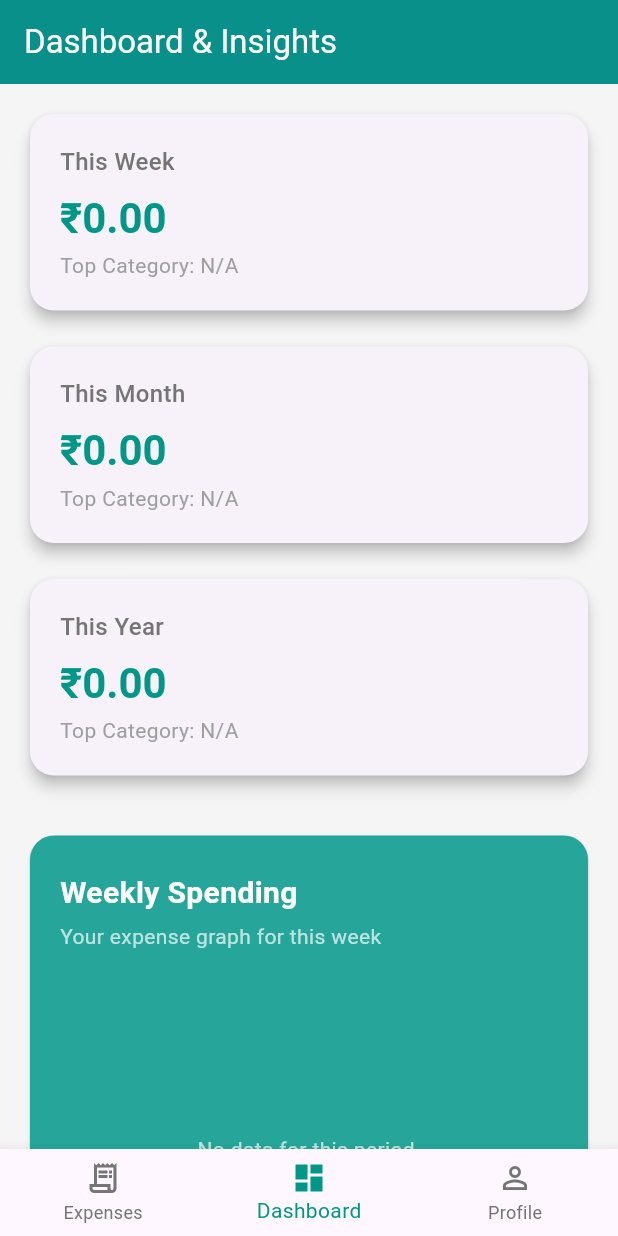
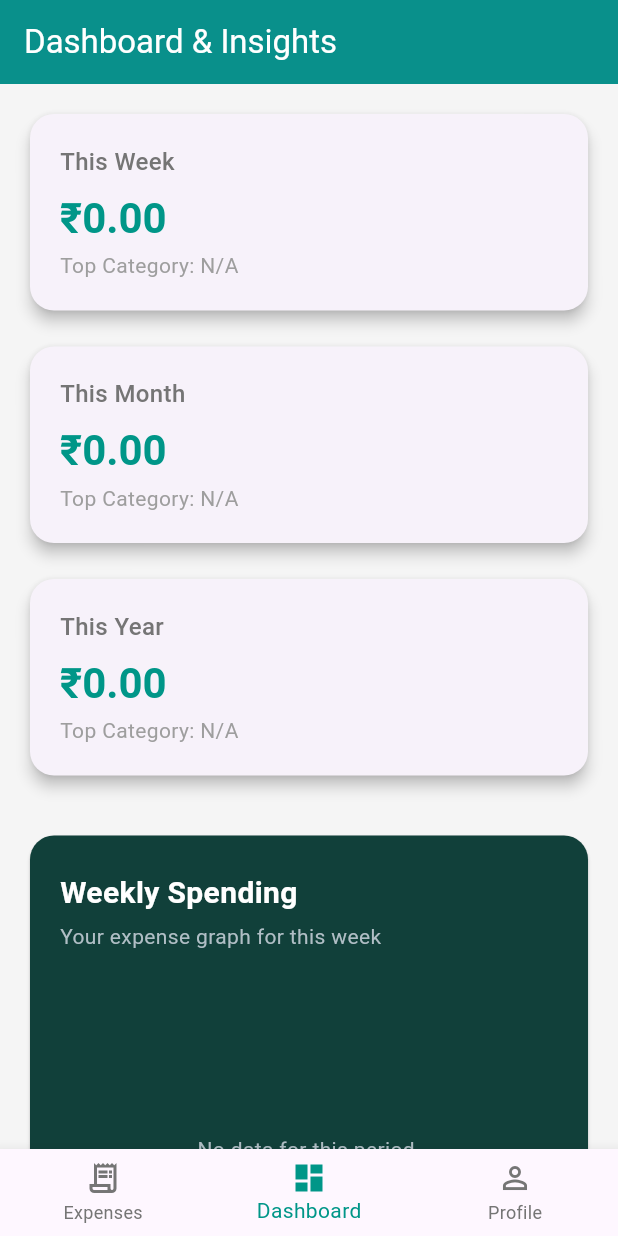
Before and after one commit to arjunajaygit/FlutterExpenseTracker, a Flutter app: the screen it shows once a user with an empty profile is signed in, item 2 of the bottom bar chosen, on a phone screen of 412 x 824 dp. Run offline on Flutter 3.47's test engine with Material 3 defaults, Android fonts, the light colour scheme and no system bars; our stand-ins replace cloud_firestore, firebase_auth, firebase_core, fl_chart, flutter_slidable, get and 3 more; accounts and stored records are empty.

Commit message:
Dashboard final

```diff
--- a/lib/screens/dashboard_screen.dart
+++ b/lib/screens/dashboard_screen.dart
@@ -97,12 +97,13 @@ class DashboardScreen extends StatelessWidget {
 
   // --- THIS WIDGET IS MODIFIED TO ACCEPT A SUBTITLE ---
   Widget _buildBarChart(BuildContext context, {required String title, required String subtitle, required Map<String, double> categorySpends}) {
-    final isDarkMode = Theme.of(context).brightness == Brightness.dark;
-    final cardColor = isDarkMode ? Colors.teal.shade900.withOpacity(0.5) : Colors.teal.shade400;
-    final rodColor = isDarkMode ? Colors.teal.shade200 : Colors.white;
-    final backgroundRodColor = isDarkMode ? Colors.teal.shade700 : Colors.teal.shade800.withOpacity(0.5);
-    final titleColor = isDarkMode ? Colors.white : Colors.white;
-    final subtitleColor = isDarkMode ? Colors.white70 : Colors.white70;
+    // Use exact color scheme matching screenshot 2
+    final cardColor = const Color(0xFF11403A); // Card background
+    final rodColor = const Color(0xFF4DB6AC); // Bar fill
+    final backgroundRodColor = const Color(0xFF17635A); // Bar background
+    final titleColor = const Color(0xFFFFFFFF); // Title text
+    final subtitleColor = const Color(0xFFB0BEC5); // Subtitle text
+    final barBorderColor = const Color(0xFF2E4D47); // Bar border/lines
 
     final categories = categorySpends.keys.toList();
     final values = categorySpends.values.toList();
@@ -116,16 +117,14 @@ class DashboardScreen extends StatelessWidget {
         child: Column(
           crossAxisAlignment: CrossAxisAlignment.start,
           children: [
-            // Display both the title and the new subtitle
             Text(title, style: TextStyle(fontSize: 20, fontWeight: FontWeight.bold, color: titleColor)),
             const SizedBox(height: 4),
             Text(subtitle, style: TextStyle(fontSize: 14, color: subtitleColor)),
             const SizedBox(height: 32),
-
             if (categories.isEmpty)
-              const SizedBox(
+              SizedBox(
                 height: 200,
-                child: Center(child: Text("No data for this period.", style: TextStyle(color: Colors.white70))),
+                child: Center(child: Text("No data for this period.", style: TextStyle(color: subtitleColor))),
               )
             else
               SizedBox(
@@ -140,7 +139,7 @@ class DashboardScreen extends StatelessWidget {
                           final categoryName = categories[group.x.toInt()];
                           return BarTooltipItem(
                             '$categoryName\n',
-                            const TextStyle(color: Colors.white, fontWeight: FontWeight.bold, fontSize: 16),
+                            TextStyle(color: titleColor, fontWeight: FontWeight.bold, fontSize: 16),
                             children: <TextSpan>[
                               TextSpan(
                                 text: '₹${rod.toY.round()}',
@@ -184,7 +183,8 @@ class DashboardScreen extends StatelessWidget {
                             show: true,
                             toY: maxY,
                             color: backgroundRodColor,
-                          )
+                          ),
+                          borderSide: BorderSide(color: barBorderColor, width: 2),
                         )
                       ],
                     )),
```
